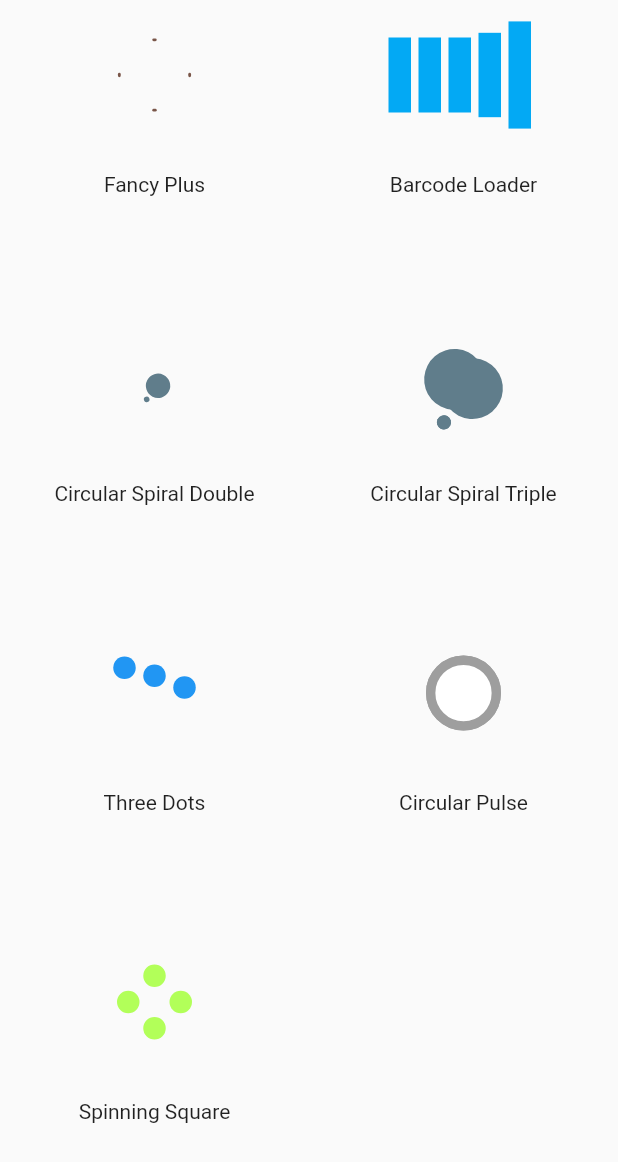
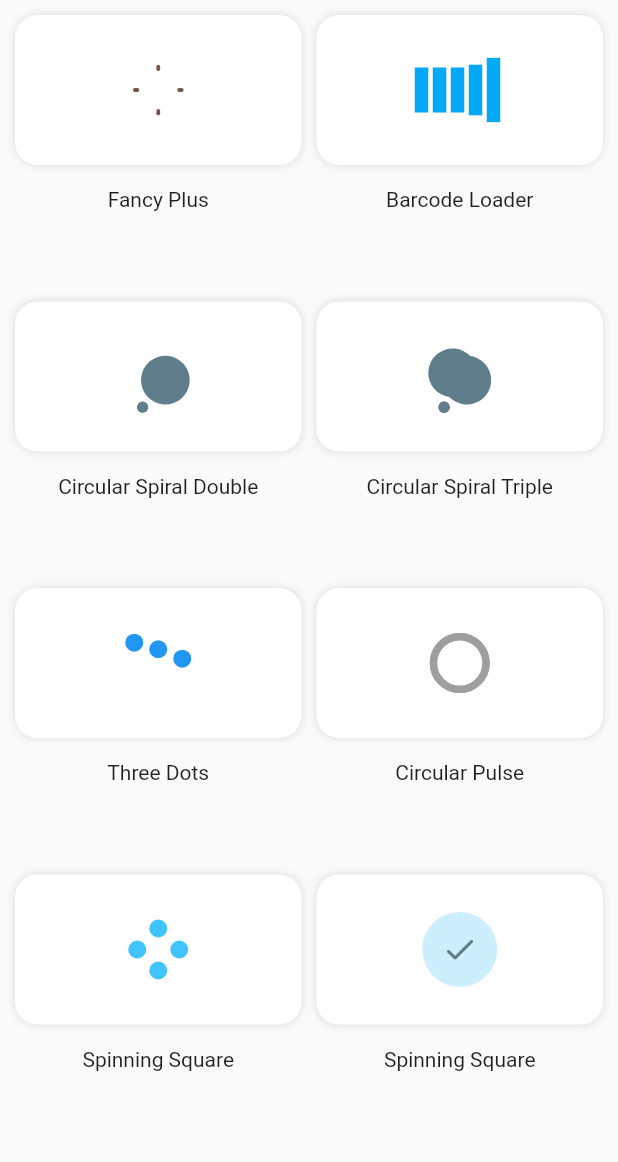
Before and after one commit to ZainUrRehmanKhan/flutter-loading-animations, a Flutter app: the screen it shows after launch, on a phone screen of 412 x 824 dp. Shown: the top 1162 px of the screen. Run offline on Flutter 3.47's test engine with Material 2 defaults, Android fonts, the phone set to English and light mode, and no system bars; statements that could not run were skipped.

```diff
--- a/lib/Simple-Animations/fancy_plus.dart
+++ b/lib/Simple-Animations/fancy_plus.dart
@@ -15,7 +15,7 @@ class FancyPlus extends StatefulWidget {
       @required this.lineHeight,
       @required this.lineWidth,
       this.scalingCurve = Curves.easeOut,
-      this.duration = const Duration(milliseconds: 800),
+      this.duration = const Duration(milliseconds: 900),
       this.lineBorderRadius = const BorderRadius.all(Radius.circular(20))});
 
   @override
--- a/lib/Simple-Animations/demo_4.dart
+++ b/lib/Simple-Animations/future_dots.dart
@@ -2,30 +2,7 @@ import 'dart:ui';
 
 import 'package:flutter/material.dart';
 
-// Column(
-// children: [
-// Container(
-// height: 100,
-// child: Demo4(
-// duration: Duration(milliseconds: 1000),
-// size: 50,
-// loadingColorDark: Colors.blueGrey,
-// loadingColorLight: Colors.lightBlue,
-// afterLoadingColorDark: Colors.blueGrey,
-// afterLoadingColorLight: Colors.lightBlue,
-// future: Future.delayed(
-// Duration(milliseconds: 5000),
-// ),
-// ),
-// ),
-// SizedBox(
-// height: 15,
-// ),
-// Text('Demo4')
-// ],
-// ),
-
-class Demo4 extends StatefulWidget {
+class FutureDots extends StatefulWidget {
   final Duration duration;
   final double size;
   final Color loadingColorLight,
@@ -34,7 +11,7 @@ class Demo4 extends StatefulWidget {
       afterLoadingColorDark;
   final Future future;
 
-  Demo4(
+  FutureDots(
       {@required this.duration,
       @required this.size,
       @required this.loadingColorDark,
@@ -44,10 +21,10 @@ class Demo4 extends StatefulWidget {
       @required this.future});
 
   @override
-  _Demo4State createState() => _Demo4State();
+  _FutureDotsState createState() => _FutureDotsState();
 }
 
-class _Demo4State extends State<Demo4> with TickerProviderStateMixin {
+class _FutureDotsState extends State<FutureDots> with TickerProviderStateMixin {
   AnimationController _controller;
   AnimationController _doneController;
   Animation<Alignment> _dots1Animation;
--- a/lib/home.dart
+++ b/lib/home.dart
@@ -1,15 +1,13 @@
+import 'package:loading_animation/Simple-Animations/future_dots.dart';
 import 'package:loading_animation/Simple-Animations/spinning_square.dart';
 import 'package:loading_animation/Simple-Animations/circular_spiral.dart';
 import 'package:loading_animation/Simple-Animations/barcode_loader.dart';
 import 'package:loading_animation/Simple-Animations/fancy_plus.dart';
 import 'package:loading_animation/Simple-Animations/three_dots.dart';
+import 'Simple-Animations/circular_pulse.dart';
 import 'package:flutter/material.dart';
 
-import 'Simple-Animations/circular_pulse.dart';
-
 class HomePage extends StatefulWidget {
-  const HomePage({Key key}) : super(key: key);
-
   @override
   _HomePageState createState() => _HomePageState();
 }
@@ -17,122 +15,101 @@ class HomePage extends StatefulWidget {
 class _HomePageState extends State<HomePage> {
   @override
   Widget build(BuildContext context) {
-    return Scaffold(
-      body: Container(
-        child: GridView(
+    return SafeArea(
+      child: Scaffold(
+        body: GridView(
           children: [
-            Column(
-              children: [
-                Container(
-                  height: 100,
-                  child: FancyPlus(
-                      color: Colors.brown,
-                      size: 50,
-                      lineHeight: 15,
-                      lineWidth: 3),
+            customCard(
+                FancyPlus(
+                  color: Colors.brown,
+                  size: 40,
+                  lineHeight: 15,
+                  lineWidth: 3,
                 ),
-                SizedBox(
-                  height: 15,
+                'Fancy Plus'),
+            customCard(
+                BarcodeLoader(
+                  height: 30,
+                  color: Colors.lightBlue,
                 ),
-                Text('Fancy Plus')
-              ],
-            ),
-            Column(
-              children: [
-                Container(
-                  height: 100,
-                  child: BarcodeLoader(height: 50, color: Colors.lightBlue),
+                'Barcode Loader'),
+            customCard(
+                CircularSpiral(
+                  size: 40,
+                  color: Colors.blueGrey,
+                  type: CircularSpiralType.simple,
                 ),
-                SizedBox(
-                  height: 15,
+                'Circular Spiral Double'),
+            customCard(
+                CircularSpiral(
+                  size: 40,
+                  color: Colors.blueGrey,
+                  type: CircularSpiralType.heavy,
                 ),
-                Text('Barcode Loader')
-              ],
-            ),
-            Column(
-              children: [
-                Container(
-                  height: 100,
-                  child: CircularSpiral(
-                    ///
-                    /// TODO Solve Size Issue
-                    ///
-                    size: 20,
-                    color: Colors.blueGrey,
-                    type: CircularSpiralType.simple,
-                  ),
+                'Circular Spiral Triple'),
+            customCard(
+                ThreeDots(
+                  size: 40,
+                  colors: [Colors.blue, Colors.red, Colors.yellow],
                 ),
-                SizedBox(
-                  height: 15,
+                'Three Dots'),
+            customCard(
+                CircularPulse(
+                  size: 40,
+                  color: Colors.grey,
                 ),
-                Text('Circular Spiral Double')
-              ],
-            ),
-            Column(
-              children: [
-                Container(
-                  height: 100,
-                  child: CircularSpiral(
-                    size: 50,
-                    color: Colors.blueGrey,
-                    type: CircularSpiralType.heavy,
-                  ),
+                'Circular Pulse'),
+            customCard(
+                SpinningSquare(
+                  size: 40,
+                  color: Colors.lightBlueAccent,
                 ),
-                SizedBox(
-                  height: 15,
+                'Spinning Square'),
+            customCard(
+              FutureDots(
+                duration: Duration(milliseconds: 1000),
+                size: 50,
+                loadingColorDark: Colors.blueGrey,
+                loadingColorLight: Colors.lightBlue,
+                afterLoadingColorDark: Colors.blueGrey,
+                afterLoadingColorLight: Colors.lightBlue,
+                future: Future.delayed(
+                  Duration(milliseconds: 5000),
                 ),
-                Text('Circular Spiral Triple')
-              ],
-            ),
-            Column(
-              children: [
-                Container(
-                  height: 100,
-                  child: ThreeDots(
-                    size: 50,
-                    colors: [Colors.blue, Colors.red, Colors.yellow],
-                  ),
-                ),
-                SizedBox(
-                  height: 15,
-                ),
-                Text('Three Dots')
-              ],
-            ),
-            Column(
-              children: [
-                Container(
-                  height: 100,
-                  child: CircularPulse(
-                    size: 50,
-                    color: Colors.grey,
-                  ),
-                ),
-                SizedBox(
-                  height: 15,
-                ),
-                Text('Circular Pulse')
-              ],
-            ),
-            Column(
-              children: [
-                Container(
-                  height: 100,
-                  child: SpinningSquare(size: 50, color: Colors.lightGreenAccent,),
-                ),
-                SizedBox(
-                  height: 15,
-                ),
-                Text('Spinning Square')
-              ],
-            ),
+              ),
+              'Spinning Square',
+            )
           ],
           physics: BouncingScrollPhysics(),
           gridDelegate: const SliverGridDelegateWithFixedCrossAxisCount(
-            crossAxisCount: 2,
-          ),
+              crossAxisCount: 2, crossAxisSpacing: 10),
+          padding: EdgeInsets.all(10),
         ),
       ),
     );
   }
+
+  Widget customCard(Widget child, String name) {
+    return Column(
+      children: [
+        Container(
+          decoration: BoxDecoration(
+              color: Colors.white,
+              borderRadius: BorderRadius.circular(15),
+              boxShadow: [
+                BoxShadow(
+                  color: Colors.black12,
+                  blurRadius: 4,
+                )
+              ]),
+          height: 100,
+          child: child,
+        ),
+        SizedBox(
+          height: 15,
+        ),
+        Text(name),
+      ],
+    );
+  }
 }
```
